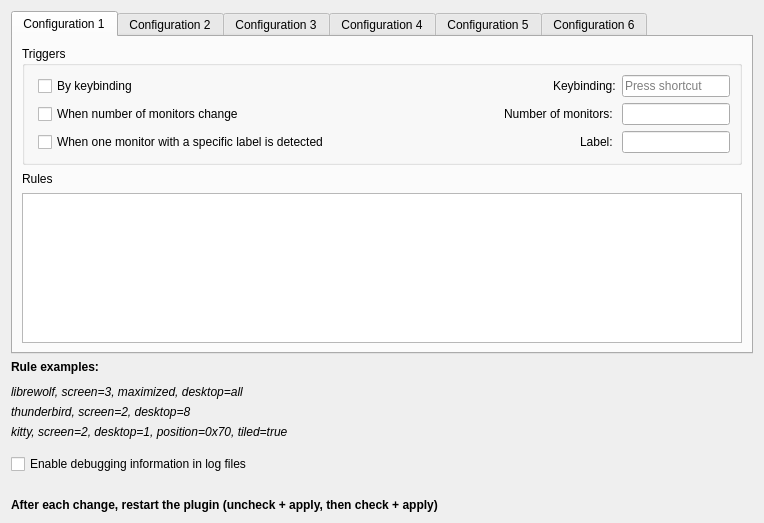
Above: contents/ui/config.ui from juienpro/kwin-multiconf before the change. Below: the same form after it.
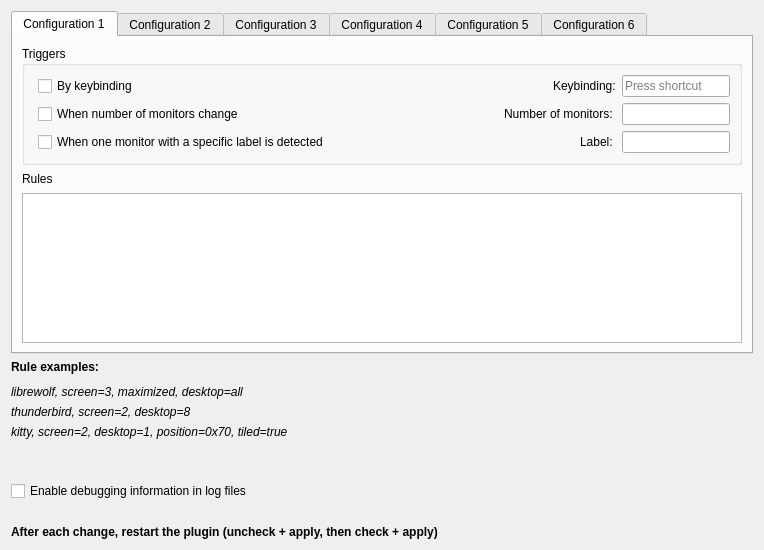
That is the form after the change.

```diff
--- a/contents/ui/config.ui
+++ b/contents/ui/config.ui
@@ -7,7 +7,7 @@
     <x>0</x>
     <y>0</y>
     <width>764</width>
-    <height>523</height>
+    <height>550</height>
    </rect>
   </property>
   <property name="sizePolicy">
```
Left out of the diff: 10 changed lines with no effect on the pictures.
